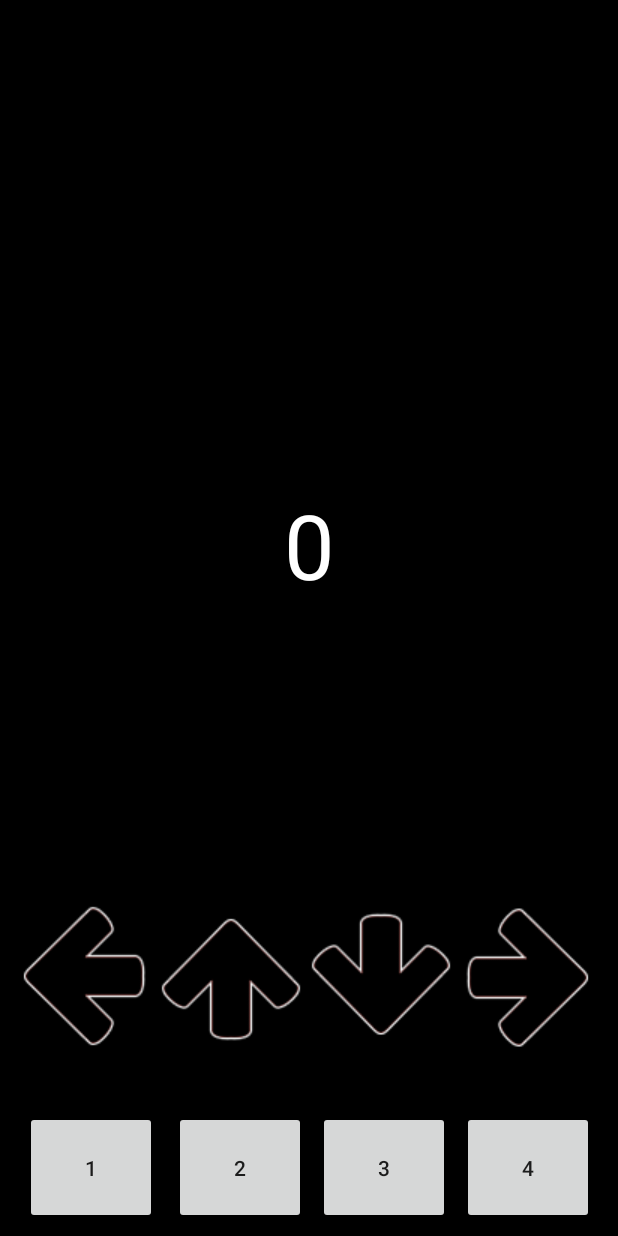
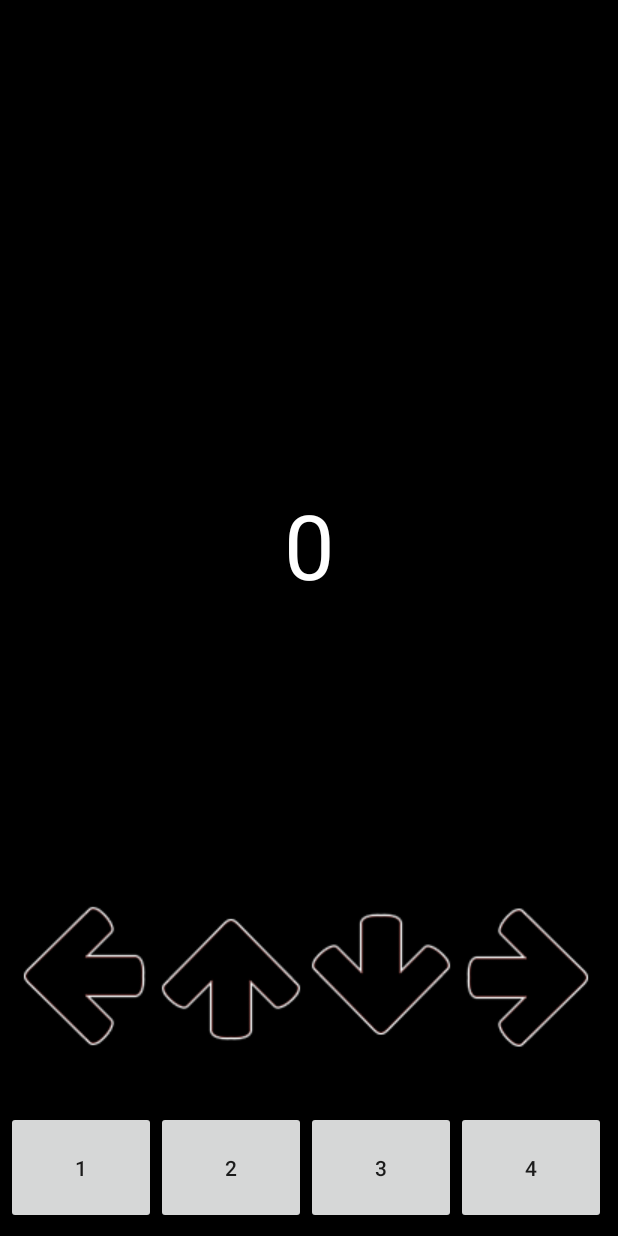
Before and after one commit to IsaacEarnest/TapTap, an Android app: the screen it shows after launch (GameActivity), after a tap on "CRYSTALIA", on a phone screen of 412 x 824 dp. Run offline under Robolectric (Android 15) with nearby library versions, the phone set to English and light mode, and no system bars.

Commit message:
Fixed game_activity column/button size
plan to find a way to place the fixed game screen centered on any device. standardized size that displays centered, regardless of dimensions.

```diff
--- a/app/src/main/res/layout/activity_game.xml
+++ b/app/src/main/res/layout/activity_game.xml
@@ -13,20 +13,16 @@
         android:id="@+id/key1"
 
 
+        android:layout_width="100dp"
+        android:layout_height="75dp"
+        android:layout_marginStart="4dp"
+        android:layout_marginTop="8dp"
+        android:layout_marginBottom="8dp"
 
-        android:layout_width="wrap_content"
-        android:layout_height="75dp"
-        android:layout_marginTop="8dp"
-        android:layout_marginEnd="8dp"
-        android:layout_marginBottom="8dp"
         android:text="1"
-        app:layout_constraintBottom_toBottomOf="parent"
-
-        app:layout_constraintEnd_toStartOf="@+id/key2"
 
 
-
-        app:layout_constraintHorizontal_bias="0.842"
+        app:layout_constraintBottom_toBottomOf="parent"
         app:layout_constraintStart_toStartOf="parent"
         app:layout_constraintTop_toTopOf="parent"
         app:layout_constraintVertical_bias="1.0" />
@@ -36,18 +32,15 @@
         android:id="@+id/key2"
 
 
-        android:layout_width="wrap_content"
+        android:layout_width="100dp"
         android:layout_height="75dp"
         android:layout_marginTop="8dp"
-        android:layout_marginEnd="8dp"
         android:layout_marginBottom="8dp"
+
+
         android:text="2"
         app:layout_constraintBottom_toBottomOf="parent"
-
-        app:layout_constraintEnd_toStartOf="@+id/key3"
-
-
-
+        app:layout_constraintStart_toEndOf="@+id/key1"
         app:layout_constraintTop_toTopOf="parent"
         app:layout_constraintVertical_bias="1.0" />
 
@@ -56,19 +49,17 @@
         android:id="@+id/key3"
 
 
-
-        android:layout_width="wrap_content"
+        android:layout_width="100dp"
         android:layout_height="75dp"
         android:layout_marginTop="8dp"
-        android:layout_marginEnd="8dp"
         android:layout_marginBottom="8dp"
+
         android:text="3"
-        app:layout_constraintBottom_toBottomOf="parent"
-
-        app:layout_constraintEnd_toStartOf="@+id/key4"
 
 
-
+        app:layout_constraintBottom_toBottomOf="parent"
+        app:layout_constraintEnd_toStartOf="@+id/key4"
+        app:layout_constraintStart_toEndOf="@+id/key2"
         app:layout_constraintTop_toTopOf="parent"
         app:layout_constraintVertical_bias="1.0" />
 
@@ -77,29 +68,28 @@
         android:id="@+id/key4"
 
 
-
-        android:layout_width="wrap_content"
+        android:layout_width="100dp"
         android:layout_height="75dp"
         android:layout_marginTop="8dp"
-        android:layout_marginEnd="16dp"
         android:layout_marginBottom="8dp"
         android:text="4"
         app:layout_constraintBottom_toBottomOf="parent"
-        app:layout_constraintEnd_toEndOf="parent"
+        app:layout_constraintStart_toEndOf="@+id/key3"
         app:layout_constraintTop_toTopOf="parent"
         app:layout_constraintVertical_bias="1.0" />
 
     <ImageView
         android:id="@+id/left"
-        android:layout_width="wrap_content"
+        android:layout_width="100dp"
         android:layout_height="wrap_content"
+
         android:layout_marginStart="4dp"
 
+
         android:layout_marginTop="8dp"
-
-
         android:layout_marginBottom="16dp"
         app:layout_constraintBottom_toTopOf="@+id/key1"
+        app:layout_constraintEnd_toStartOf="@+id/up"
         app:layout_constraintStart_toStartOf="parent"
         app:layout_constraintTop_toTopOf="parent"
         app:layout_constraintVertical_bias="1.0"
@@ -107,7 +97,7 @@
 
     <ImageView
         android:id="@+id/up"
-        android:layout_width="wrap_content"
+        android:layout_width="100dp"
         android:layout_height="wrap_content"
 
 
@@ -122,11 +112,12 @@
 
     <ImageView
         android:id="@+id/down"
-        android:layout_width="wrap_content"
+        android:layout_width="100dp"
         android:layout_height="wrap_content"
         android:layout_marginTop="8dp"
         android:layout_marginBottom="16dp"
         app:layout_constraintBottom_toTopOf="@+id/key3"
+        app:layout_constraintEnd_toStartOf="@+id/right"
         app:layout_constraintStart_toEndOf="@+id/up"
         app:layout_constraintTop_toTopOf="parent"
         app:layout_constraintVertical_bias="1.0"
@@ -134,13 +125,11 @@
 
     <ImageView
         android:id="@+id/right"
-        android:layout_width="wrap_content"
+        android:layout_width="100dp"
         android:layout_height="wrap_content"
         android:layout_marginTop="8dp"
-        android:layout_marginEnd="8dp"
         android:layout_marginBottom="16dp"
         app:layout_constraintBottom_toTopOf="@+id/key4"
-        app:layout_constraintEnd_toEndOf="parent"
         app:layout_constraintStart_toEndOf="@+id/down"
         app:layout_constraintTop_toTopOf="parent"
         app:layout_constraintVertical_bias="1.0"
```
